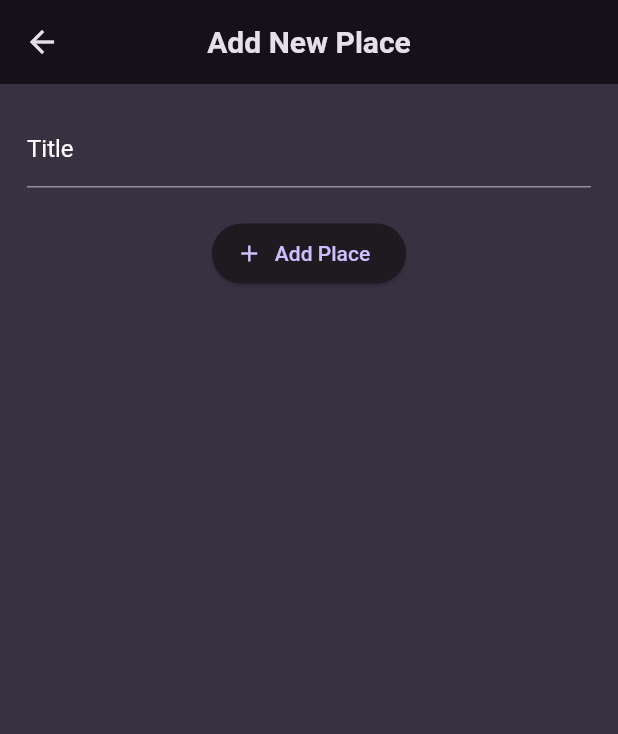
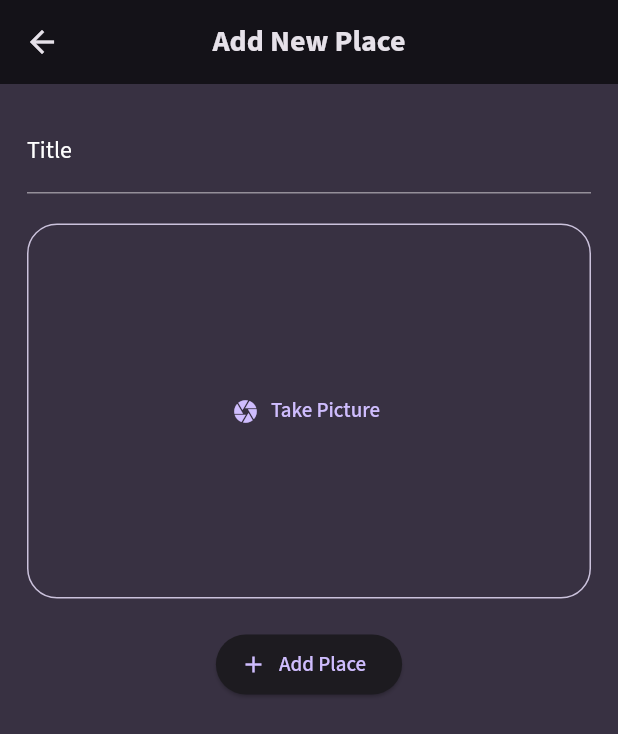
Before and after one commit to MoyinShabi/fave-places-app, a Flutter app: the NewPlaceScreen screen opened directly, on a phone screen of 412 x 824 dp. Shown: the top 734 px of the screen. Run offline on Flutter 3.47's test engine with Material 2 defaults, Android fonts, the phone set to English and light mode, and no system bars; our stand-ins replace flutter_riverpod, google_fonts, image_picker.

Commit message:
add image input

```diff
--- a/lib/main.dart
+++ b/lib/main.dart
@@ -14,14 +14,14 @@ final theme = ThemeData().copyWith(
     useMaterial3: true,
     scaffoldBackgroundColor: colorScheme.background,
     colorScheme: colorScheme,
-    textTheme: GoogleFonts.ubuntuCondensedTextTheme().copyWith(
-      titleSmall: GoogleFonts.ubuntuCondensed(
+    textTheme: GoogleFonts.sourceSansProTextTheme().copyWith(
+      titleSmall: GoogleFonts.sourceSansPro(
         fontWeight: FontWeight.bold,
       ),
-      titleMedium: GoogleFonts.ubuntuCondensed(
+      titleMedium: GoogleFonts.sourceSansPro(
           // fontWeight: FontWeight.bold,
           ),
-      titleLarge: GoogleFonts.ubuntuCondensed(
+      titleLarge: GoogleFonts.sourceSansPro(
         fontWeight: FontWeight.bold,
       ),
     ),
--- a/lib/screens/add_place_screen.dart
+++ b/lib/screens/add_place_screen.dart
@@ -2,6 +2,7 @@ import 'package:flutter/material.dart';
 import 'package:flutter_riverpod/flutter_riverpod.dart';
 
 import '../providers/fave_places_provider.dart';
+import '../widgets/image_input.dart';
 
 class NewPlaceScreen extends ConsumerStatefulWidget {
   const NewPlaceScreen({super.key});
@@ -51,6 +52,8 @@ class _NewPlaceScreenState extends ConsumerState<NewPlaceScreen> {
               ),
             ),
             const SizedBox(height: 20),
+            const ImageInput(),
+            const SizedBox(height: 20),
             ElevatedButton.icon(
               onPressed: _addPlace,
               icon: const Icon(Icons.add),
--- /dev/null
+++ b/lib/widgets/image_input.dart
@@ -0,0 +1,91 @@
+import 'dart:io';
+
+import 'package:flutter/material.dart';
+import 'package:image_picker/image_picker.dart';
+
+import '../screens/image_preview_screen.dart';
+
+class ImageInput extends StatefulWidget {
+  const ImageInput({super.key});
+
+  @override
+  State<ImageInput> createState() => _ImageInputState();
+}
+
+class _ImageInputState extends State<ImageInput> {
+  File? _selectedImage;
+
+  Future<void> _takePicture() async {
+    final imagePicker = ImagePicker();
+    final pickedImage = await imagePicker.pickImage(
+      source: ImageSource.camera,
+      maxWidth: 600,
+    );
+    if (pickedImage == null) {
+      return;
+    }
+    setState(() {
+      _selectedImage = File(pickedImage.path);
+    });
+  }
+
+  @override
+  Widget build(BuildContext context) {
+    Widget content = TextButton.icon(
+      onPressed: _takePicture,
+      icon: const Icon(Icons.camera),
+      label: const Text('Take Picture'),
+      style: TextButton.styleFrom(
+        foregroundColor: Theme.of(context).colorScheme.primary,
+      ),
+    );
+    if (_selectedImage != null) {
+      content = Stack(
+        children: [
+          GestureDetector(
+            onTap: () => Navigator.of(context).push(
+              MaterialPageRoute(
+                builder: (ctx) =>
+                    ImagePreviewScreen(selectedImage: _selectedImage!),
+              ),
+            ),
+            child: ClipRRect(
+              borderRadius: BorderRadius.circular(20),
+              child: Image.file(
+                _selectedImage!,
+                fit: BoxFit.cover,
+                height: double.infinity,
+                width: double.infinity,
+              ),
+            ),
+          ),
+          Positioned(
+            bottom: 10,
+            right: 10,
+            child: IconButton.filledTonal(
+              onPressed: _takePicture,
+              icon: Icon(
+                Icons.camera_alt_rounded,
+                color: Theme.of(context).colorScheme.secondary,
+                size: 20,
+              ),
+            ),
+          ),
+        ],
+      );
+    }
+    return Container(
+      height: 250,
+      width: double.infinity,
+      alignment: Alignment.center,
+      decoration: BoxDecoration(
+        borderRadius: BorderRadius.circular(20),
+        border: Border.all(
+          // width: 4,
+          color: Theme.of(context).colorScheme.secondary,
+        ),
+      ),
+      child: content,
+    );
+  }
+}
--- a/pubspec.yaml
+++ b/pubspec.yaml
@@ -38,6 +38,7 @@ dependencies:
   google_fonts: ^5.1.0
   flutter_riverpod: ^2.4.0
   uuid: ^3.0.7
+  image_picker: ^1.0.4
 
 dev_dependencies:
   flutter_test:
```
Also changed, not shown: lib/screens/image_preview_screen.dart (added, +29 -0 lines), pubspec.lock, 6 other files.
